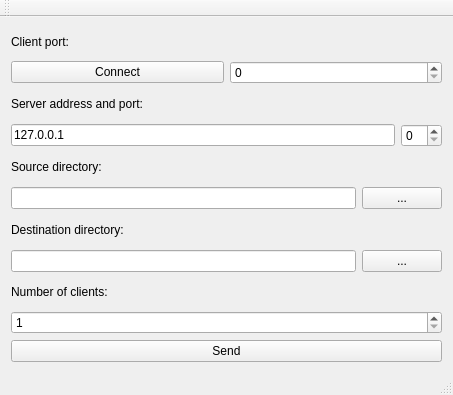
Before: the Qt Designer form Client/mainwindow.ui in MelissaDiArt/Backup-Distribuido-mdr, drawn with Qt 5.
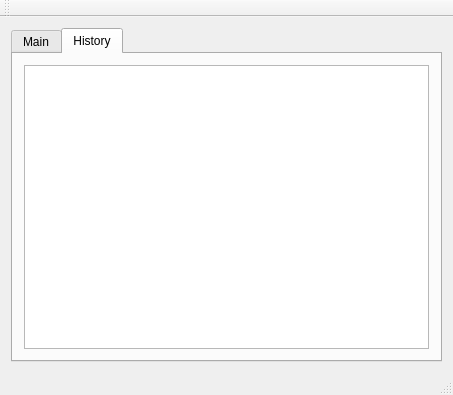
After: the same form once the commit is applied. The open tabs and pages were chosen to show the change.

```diff
--- a/Client/mainwindow.ui
+++ b/Client/mainwindow.ui
@@ -16,6 +16,16 @@
   <widget class="QWidget" name="centralWidget">
    <layout class="QVBoxLayout" name="verticalLayout">
     <item>
+     <widget class="QTabWidget" name="tabWidget">
+      <property name="currentIndex">
+       <number>0</number>
+      </property>
+      <widget class="QWidget" name="tab">
+       <attribute name="title">
+        <string>Main</string>
+       </attribute>
+       <layout class="QVBoxLayout" name="verticalLayout_7">
+        <item>
      <layout class="QVBoxLayout" name="verticalLayout_2">
       <item>
        <widget class="QLabel" name="label_2">
@@ -146,6 +156,27 @@
       <property name="text">
        <string>Send</string>
       </property>
+         </widget>
+        </item>
+       </layout>
+      </widget>
+      <widget class="QWidget" name="tab_2">
+       <attribute name="title">
+        <string>History</string>
+       </attribute>
+       <layout class="QVBoxLayout" name="verticalLayout_8">
+        <item>
+         <widget class="QTableView" name="tableView">
+          <attribute name="horizontalHeaderShowSortIndicator" stdset="0">
+           <bool>true</bool>
+          </attribute>
+          <attribute name="horizontalHeaderStretchLastSection">
+           <bool>true</bool>
+          </attribute>
+         </widget>
+        </item>
+       </layout>
+      </widget>
      </widget>
     </item>
    </layout>
```
Lines whose indentation alone changed are shown as unchanged.
